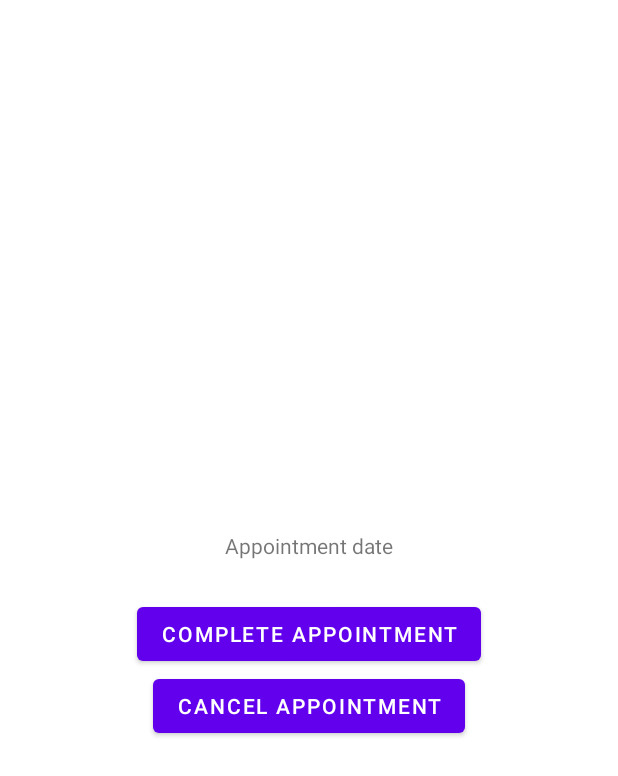
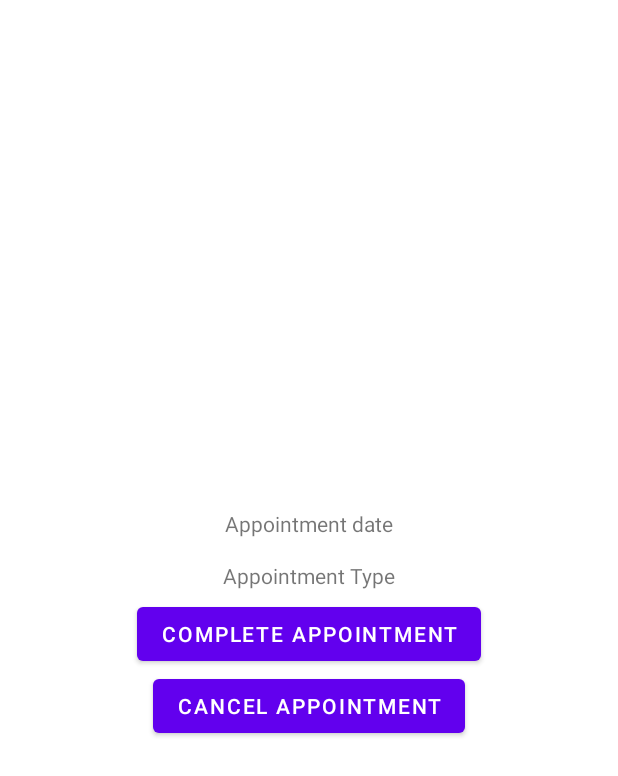
Before and after one commit to Mitchangoes408/TheShop, an Android app: the layout appt_dialog.xml on its own in the app's theme, with its tools: preview values and no code run, on a phone screen of 412 x 824 dp. Shown: the top 776 px of the screen. Run offline under Robolectric (Android 15) with nearby library versions, the phone set to English and light mode, and no system bars.

Commit message:
Added appointment/cut types to be selected and worked with on the DB

```diff
--- a/app/src/main/java/com/main/theshop/ApptBaseHelper.java
+++ b/app/src/main/java/com/main/theshop/ApptBaseHelper.java
@@ -20,7 +20,8 @@ public class ApptBaseHelper extends SQLiteOpenHelper {
                 "(" + "_id integer PRIMARY KEY AUTOINCREMENT," +
                 ApptTable.Cols.UUID + ", " +
                 ApptTable.Cols.TITLE + ", " +
-                ApptTable.Cols.DATE + ")"
+                ApptTable.Cols.DATE + "," +
+                ApptTable.Cols.TYPE + ")"
         );
     }
 
--- a/app/src/main/java/com/main/theshop/ApptPagerActivity.java
+++ b/app/src/main/java/com/main/theshop/ApptPagerActivity.java
@@ -32,7 +32,6 @@ public class ApptPagerActivity extends AppCompatActivity {
             @Override
             public Fragment getItem(int position) {
                 Appointments appointments = mAppts.get(position);
-                Log.d("NEW APPT ", "Pager onCreate UUID: " + appointments.getApptUUID());
                 return ApptsFragment.newInstance(appointments.getApptUUID());
             }
 
@@ -43,7 +42,6 @@ public class ApptPagerActivity extends AppCompatActivity {
         });
 
         UUID apptId = (UUID)getIntent().getSerializableExtra(EXTRA_APPT_ID);
-        Log.d("NEW APPT ", "PagerSerializable UUID: " + apptId);
 
         for(int i = 0; i < mAppts.size(); i++) {
             if(mAppts.get(i).getApptUUID().equals(apptId)) {
--- a/app/src/main/java/com/main/theshop/Shop.java
+++ b/app/src/main/java/com/main/theshop/Shop.java
@@ -66,6 +66,7 @@ public class Shop {
                 ApptDbSchema.ApptTable.Cols.UUID + " = ?",
                 new String[] { apptId.toString() }
         );
+
     }
 
     public void updateCut(Cuts cut) {
@@ -195,6 +196,8 @@ public class Shop {
         //ADDS to VALUES
         values.put(ApptDbSchema.ApptTable.Cols.UUID, appointment.getApptUUID().toString());
         values.put(ApptDbSchema.ApptTable.Cols.DATE, appointment.getScheduledDate().getTime());
+        values.put(ApptDbSchema.ApptTable.Cols.TITLE, appointment.getTitle());
+        values.put(ApptDbSchema.ApptTable.Cols.TYPE, appointment.getCutType());
 
         return values;
     }
--- a/app/src/main/java/database/ApptCursorWrapper.java
+++ b/app/src/main/java/database/ApptCursorWrapper.java
@@ -17,10 +17,12 @@ public class ApptCursorWrapper extends CursorWrapper{
         String uuidString = getString(getColumnIndex(ApptDbSchema.ApptTable.Cols.UUID));
         String title = getString(getColumnIndex(ApptDbSchema.ApptTable.Cols.TITLE));
         long date = getLong(getColumnIndex(ApptDbSchema.ApptTable.Cols.DATE));
+        String apptType = getString(getColumnIndex(ApptDbSchema.ApptTable.Cols.TYPE));
 
         Appointments appointment = new Appointments(UUID.fromString(uuidString));
         appointment.setScheduledDate(new Date(date));
         appointment.setTitle(title);
+        appointment.setCutType(apptType);
 
         return appointment;
     }
--- a/app/src/main/java/database/ApptDbSchema.java
+++ b/app/src/main/java/database/ApptDbSchema.java
@@ -10,6 +10,7 @@ public class ApptDbSchema {
             public static final String TITLE = "title";
             public static final String UUID = "uuid";
             public static final String DATE = "date";
+            public static final String TYPE = "type";
         }
     }
 
--- a/app/src/main/res/layout/appt_dialog.xml
+++ b/app/src/main/res/layout/appt_dialog.xml
@@ -9,10 +9,19 @@
         android:id="@+id/date_dialog_text"
         android:layout_width="match_parent"
         android:layout_height="wrap_content"
-        android:padding="25dp"
+        android:padding="10dp"
         android:textAlignment="center"
         android:gravity="center"
         android:text="Appointment date"/>
+
+    <TextView
+        android:id="@+id/type_dialog_text"
+        android:layout_width="match_parent"
+        android:layout_height="wrap_content"
+        android:padding="5dp"
+        android:textAlignment="center"
+        android:gravity="center"
+        android:text="Appointment Type" />
 
     <LinearLayout
         android:layout_width="match_parent"
```
Also changed, not shown: app/src/main/java/com/main/theshop/ApptDialogFragment.java (+22 -4 lines), app/src/main/java/com/main/theshop/ApptsFragment.java (+19 -6 lines), app/src/main/java/com/main/theshop/UserProfile.java (+19 -4 lines).
